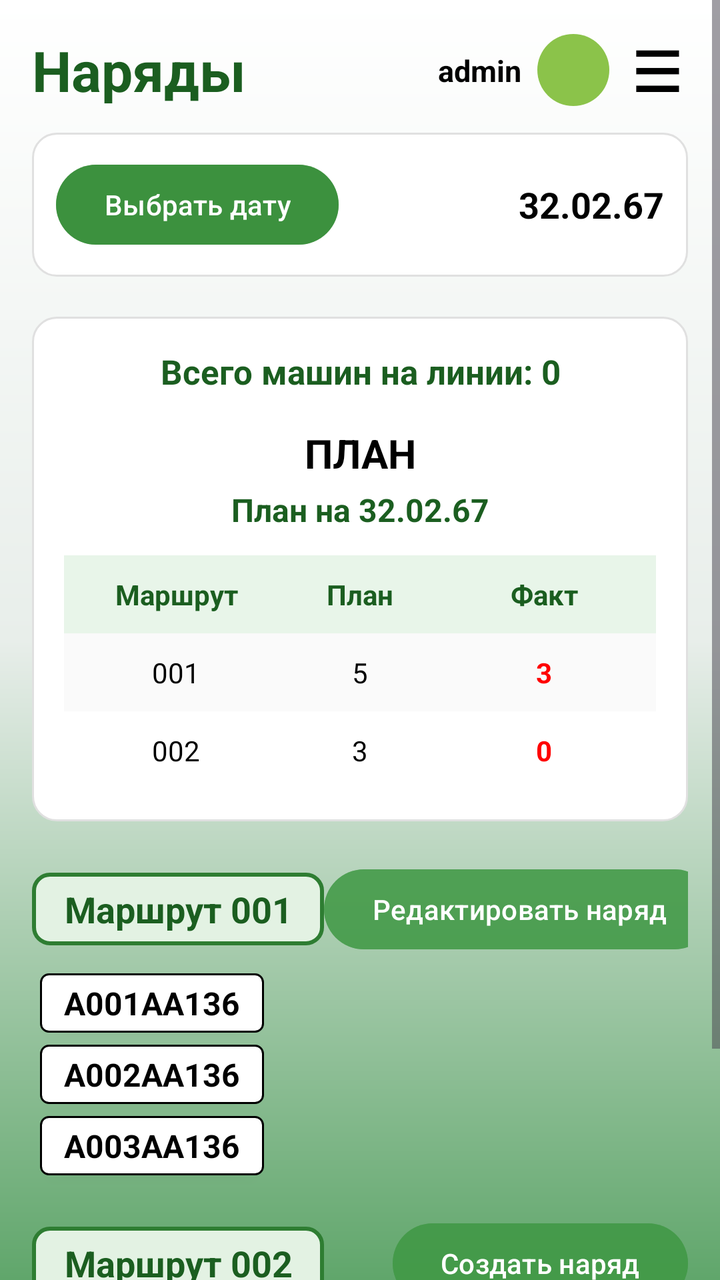
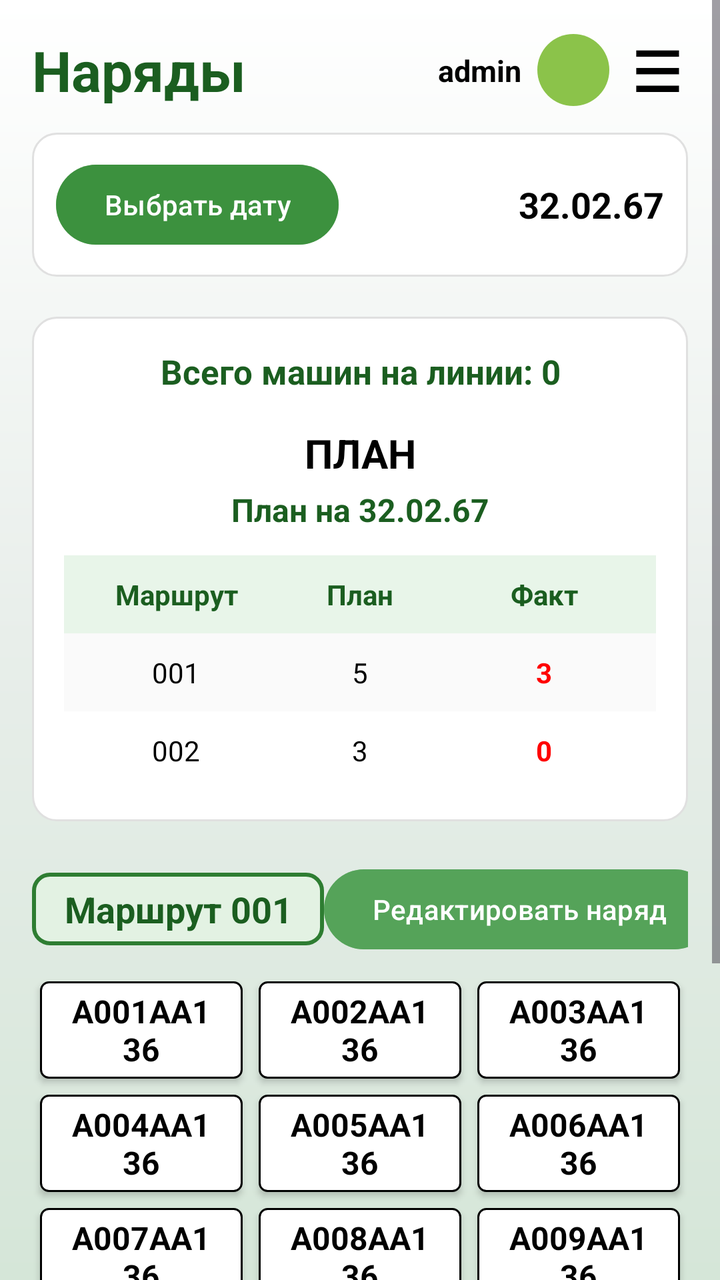

An Android layout rendered at two revisions. The XML below is the earlier revision; the diff shows what the commit changed to produce the second picture.
<!-- AndroidManifest.xml: application theme Theme.Eogppnaumchenko -->
<!-- res/layout/activity_main.xml -->
<?xml version="1.0" encoding="utf-8"?>
<ScrollView xmlns:android="http://schemas.android.com/apk/res/android"
    android:layout_width="match_parent"
    android:layout_height="match_parent"
    android:background="@drawable/bg_gradient"
    android:fillViewport="true">

    <LinearLayout
        android:layout_width="match_parent"
        android:layout_height="wrap_content"
        android:orientation="vertical"
        android:padding="16dp">



        <LinearLayout
            android:layout_width="match_parent"
            android:layout_height="wrap_content"
            android:orientation="horizontal"
            android:gravity="center_vertical"
            android:paddingBottom="12dp">

            <TextView
                android:layout_width="0dp"
                android:layout_height="wrap_content"
                android:layout_weight="1"
                android:text="Наряды"
                android:textSize="28sp"
                android:textStyle="bold"
                android:textColor="#1B5E20" />

            <TextView
                android:layout_width="wrap_content"
                android:layout_height="wrap_content"
                android:text="admin"
                android:textSize="15sp"
                android:textStyle="bold"
                android:textColor="#000000"
                android:layout_marginEnd="8dp" />

            <View
                android:layout_width="36dp"
                android:layout_height="36dp"
                android:background="@drawable/avatar_circle"
                android:layout_marginEnd="8dp" />

            <TextView
                android:layout_width="wrap_content"
                android:layout_height="wrap_content"
                android:text="☰"
                android:textSize="28sp"
                android:textStyle="bold"
                android:textColor="#000000"
                android:paddingHorizontal="4dp" />

        </LinearLayout>

        <LinearLayout
            android:layout_width="match_parent"
            android:layout_height="wrap_content"
            android:orientation="horizontal"
            android:gravity="center_vertical"
            android:background="@drawable/card_bg"
            android:padding="12dp">

            <Button
                android:id="@+id/btnPickDate"
                android:layout_width="wrap_content"
                android:layout_height="wrap_content"
                android:backgroundTint="#A11F8121"
                android:textColor="#FFFFFF"
                android:text="Выбрать дату" />

            <TextView
                android:id="@+id/tvSelectedDate"
                android:layout_width="0dp"
                android:layout_weight="1"
                android:layout_height="wrap_content"
                android:layout_marginStart="12dp"
                android:text="32.02.67"
                android:textSize="18sp"
                android:textStyle="bold"
                android:gravity="end"
                android:textColor="#000000" />

        </LinearLayout>

        <LinearLayout
            android:layout_width="match_parent"
            android:layout_height="wrap_content"
            android:orientation="vertical"
            android:layout_marginTop="20dp"
            android:background="@drawable/card_bg"
            android:padding="16dp">

            <TextView
                android:layout_width="match_parent"
                android:layout_height="wrap_content"
                android:text="Всего машин на линии: 0"
                android:textSize="17sp"
                android:textStyle="bold"
                android:gravity="center"
                android:textColor="#1B5E20" />

            <TextView
                android:layout_width="match_parent"
                android:layout_height="wrap_content"
                android:layout_marginTop="16dp"
                android:text="ПЛАН"
                android:textSize="20sp"
                android:textStyle="bold"
                android:gravity="center"
                android:textColor="#000000" />

            <TextView
                android:layout_width="match_parent"
                android:layout_height="wrap_content"
                android:layout_marginTop="4dp"
                android:text="План на 32.02.67"
                android:textSize="16sp"
                android:textStyle="bold"
                android:gravity="center"
                android:textColor="#1B5E20" />

            <TableLayout
                android:layout_width="match_parent"
                android:layout_height="wrap_content"
                android:layout_marginTop="12dp"
                android:stretchColumns="*">

                <TableRow
                    android:background="#E8F5E9"
                    android:padding="10dp">

                    <TextView
                        android:layout_width="0dp"
                        android:layout_weight="1"
                        android:text="Маршрут"
                        android:textStyle="bold"
                        android:textColor="#1B5E20"
                        android:gravity="center" />

                    <TextView
                        android:layout_width="0dp"
                        android:layout_weight="1"
                        android:text="План"
                        android:textStyle="bold"
                        android:textColor="#1B5E20"
                        android:gravity="center" />

                    <TextView
                        android:layout_width="0dp"
                        android:layout_weight="1"
                        android:text="Факт"
                        android:textStyle="bold"
                        android:textColor="#1B5E20"
                        android:gravity="center" />
                </TableRow>

                <TableRow
                    android:padding="10dp"
                    android:background="#FAFAFA">
                    <TextView
                        android:layout_width="0dp"
                        android:layout_weight="1"
                        android:text="001"
                        android:gravity="center"
                        android:textColor="#000000" />
                    <TextView
                        android:layout_width="0dp"
                        android:layout_weight="1"
                        android:text="5"
                        android:gravity="center"
                        android:textColor="#000000" />
                    <TextView
                        android:layout_width="0dp"
                        android:layout_weight="1"
                        android:text="3"
                        android:gravity="center"
                        android:textColor="#FF0000"
                        android:textStyle="bold" />
                </TableRow>

                <TableRow
                    android:padding="10dp"
                    android:background="#FFFFFF">
                    <TextView
                        android:layout_width="0dp"
                        android:layout_weight="1"
                        android:text="002"
                        android:gravity="center"
                        android:textColor="#000000" />
                    <TextView
                        android:layout_width="0dp"
                        android:layout_weight="1"
                        android:text="3"
                        android:gravity="center"
                        android:textColor="#000000" />
                    <TextView
                        android:layout_width="0dp"
                        android:layout_weight="1"
                        android:text="0"
                        android:gravity="center"
                        android:textColor="#FF0000"
                        android:textStyle="bold" />
                </TableRow>

            </TableLayout>

        </LinearLayout>

        <LinearLayout
            android:layout_width="match_parent"
            android:layout_height="wrap_content"
            android:layout_marginTop="20dp"
            android:orientation="horizontal"
            android:gravity="center_vertical">

            <TextView
                android:layout_width="wrap_content"
                android:layout_height="wrap_content"
                android:text="Маршрут 001"
                android:textSize="18sp"
                android:textStyle="bold"
                android:textColor="#1B5E20"
                android:paddingHorizontal="16dp"
                android:paddingVertical="6dp"
                android:gravity="center"
                android:background="@drawable/route_badge_bg" />

            <Space
                android:layout_width="0dp"
                android:layout_height="1dp"
                android:layout_weight="1" />

            <Button
                android:layout_width="wrap_content"
                android:layout_height="wrap_content"
                android:backgroundTint="#A1409944"
                android:textColor="#FFFFFF"
                android:text="Редактировать наряд" />

        </LinearLayout>

        <TextView
            android:layout_width="wrap_content"
            android:layout_height="wrap_content"
            android:layout_marginTop="8dp"
            android:text="А001АА136"
            android:textSize="16sp"
            android:textStyle="bold"
            android:textColor="#000000"
            android:paddingHorizontal="12dp"
            android:paddingVertical="4dp"
            android:background="@drawable/plate_bg"
            android:elevation="2dp"
            android:layout_marginStart="4dp" />

        <TextView
            android:layout_width="wrap_content"
            android:layout_height="wrap_content"
            android:layout_marginTop="6dp"
            android:text="А002АА136"
            android:textSize="16sp"
            android:textStyle="bold"
            android:textColor="#000000"
            android:paddingHorizontal="12dp"
            android:paddingVertical="4dp"
            android:background="@drawable/plate_bg"
            android:elevation="2dp"
            android:layout_marginStart="4dp" />

        <TextView
            android:layout_width="wrap_content"
            android:layout_height="wrap_content"
            android:layout_marginTop="6dp"
            android:text="А003АА136"
            android:textSize="16sp"
            android:textStyle="bold"
            android:textColor="#000000"
            android:paddingHorizontal="12dp"
            android:paddingVertical="4dp"
            android:background="@drawable/plate_bg"
            android:elevation="2dp"
            android:layout_marginStart="4dp" />

        <LinearLayout
            android:layout_width="match_parent"
            android:layout_height="wrap_content"
            android:layout_marginTop="20dp"
            android:orientation="vertical">

            <LinearLayout
                android:layout_width="match_parent"
                android:layout_height="wrap_content"
                android:orientation="horizontal"
                android:gravity="center_vertical">

                <TextView
                    android:layout_width="wrap_content"
                    android:layout_height="wrap_content"
                    android:text="Маршрут 002"
                    android:textSize="18sp"
                    android:textStyle="bold"
                    android:textColor="#1B5E20"
                    android:paddingHorizontal="16dp"
                    android:paddingVertical="6dp"
                    android:gravity="center"
                    android:background="@drawable/route_badge_bg" />

                <Space
                    android:layout_width="0dp"
                    android:layout_height="1dp"
                    android:layout_weight="1" />

                <Button
                    android:layout_width="wrap_content"
                    android:layout_height="wrap_content"
                    android:backgroundTint="#A1409944"
                    android:textColor="#FFFFFF"
                    android:text="Создать наряд" />

            </LinearLayout>

            <TextView
                android:layout_width="match_parent"
                android:layout_height="wrap_content"
                android:layout_marginTop="12dp"
                android:text="Нет наряда"
                android:textSize="16sp"
                android:textStyle="italic"
                android:gravity="center"
                android:textColor="#757575" />

        </LinearLayout>

        <LinearLayout
            android:layout_width="match_parent"
            android:layout_height="wrap_content"
            android:layout_marginTop="20dp"
            android:layout_marginBottom="8dp"
            android:orientation="horizontal">

            <Button
                android:layout_width="0dp"
                android:layout_height="wrap_content"
                android:layout_weight="1"
                android:backgroundTint="#757575"
                android:textColor="#FFFFFF"
                android:text="На главную" />

            <Space
                android:layout_width="12dp"
                android:layout_height="1dp" />

            <Button
                android:layout_width="0dp"
                android:layout_height="wrap_content"
                android:layout_weight="1"
                android:backgroundTint="#2E7D32"
                android:textColor="#FFFFFF"
                android:text="Карта" />

        </LinearLayout>

    </LinearLayout>



</ScrollView>
<!-- resources referenced by this layout -->
<resources>
  <!-- drawable avatar_circle (drawable) -->
  <?xml version="1.0" encoding="utf-8"?>
  <shape xmlns:android="http://schemas.android.com/apk/res/android"
      android:shape="oval">
      <solid android:color="#8BC34A" />
  </shape>
  <!-- drawable bg_gradient (drawable) -->
  <?xml version="1.0" encoding="utf-8"?>
  <shape xmlns:android="http://schemas.android.com/apk/res/android"
      android:shape="rectangle">
  
      <gradient
          android:angle="270"
          android:startColor="#FFFFFF"
          android:centerColor="#E8EEEA"
          android:endColor="#60A66B"
          android:type="linear" />
  
  </shape>
  <!-- drawable card_bg (drawable) -->
  <?xml version="1.0" encoding="utf-8"?>
  <shape xmlns:android="http://schemas.android.com/apk/res/android"
      android:shape="rectangle">
      <solid android:color="#FFFFFF" />
      <corners android:radius="12dp" />
      <stroke android:width="1dp" android:color="#E0E0E0" />
  </shape>
  <!-- drawable plate_bg (drawable) -->
  <?xml version="1.0" encoding="utf-8"?>
  <shape xmlns:android="http://schemas.android.com/apk/res/android"
      android:shape="rectangle">
      <solid android:color="#FFFFFF" />
      <stroke
          android:width="1dp"
          android:color="#000000" />
      <corners android:radius="4dp" />
  </shape>
  <!-- drawable route_badge_bg (drawable) -->
  <?xml version="1.0" encoding="utf-8"?>
  <shape xmlns:android="http://schemas.android.com/apk/res/android"
      android:shape="rectangle">
      <solid android:color="#E3F2E3" />
      <stroke
          android:width="2dp"
          android:color="#2E7D32" />
      <corners android:radius="8dp" />
  </shape>
  <style name="Theme.Eogppnaumchenko" parent="Base.Theme.Eogppnaumchenko" />
  <style name="Base.Theme.Eogppnaumchenko" parent="Theme.Material3.DayNight.NoActionBar">
          
          
      </style>
</resources>

<!-- the commit's change to res/layout/activity_main.xml (unified diff, before → after) -->
@@ -242,47 +242,150 @@
 
         </LinearLayout>
 
-        <TextView
-            android:layout_width="wrap_content"
+        <GridLayout
+            android:layout_width="match_parent"
             android:layout_height="wrap_content"
             android:layout_marginTop="8dp"
-            android:text="А001АА136"
-            android:textSize="16sp"
-            android:textStyle="bold"
-            android:textColor="#000000"
-            android:paddingHorizontal="12dp"
-            android:paddingVertical="4dp"
-            android:background="@drawable/plate_bg"
-            android:elevation="2dp"
-            android:layout_marginStart="4dp" />
-
-        <TextView
-            android:layout_width="wrap_content"
-            android:layout_height="wrap_content"
-            android:layout_marginTop="6dp"
-            android:text="А002АА136"
-            android:textSize="16sp"
-            android:textStyle="bold"
-            android:textColor="#000000"
-            android:paddingHorizontal="12dp"
-            android:paddingVertical="4dp"
-            android:background="@drawable/plate_bg"
-            android:elevation="2dp"
-            android:layout_marginStart="4dp" />
-
-        <TextView
-            android:layout_width="wrap_content"
-            android:layout_height="wrap_content"
-            android:layout_marginTop="6dp"
-            android:text="А003АА136"
-            android:textSize="16sp"
-            android:textStyle="bold"
-            android:textColor="#000000"
-            android:paddingHorizontal="12dp"
-            android:paddingVertical="4dp"
-            android:background="@drawable/plate_bg"
-            android:elevation="2dp"
-            android:layout_marginStart="4dp" />
+            android:columnCount="3"
+            android:alignmentMode="alignMargins"
+            android:useDefaultMargins="true">
+
+            <TextView
+                android:layout_width="0dp"
+                android:layout_height="wrap_content"
+                android:layout_columnWeight="1"
+                android:text="А001АА136"
+                android:textSize="16sp"
+                android:textStyle="bold"
+                android:textColor="#000000"
+                android:paddingHorizontal="12dp"
+                android:paddingVertical="4dp"
+                android:gravity="center"
+                android:background="@drawable/plate_bg"
+                android:elevation="2dp"
+                android:layout_margin="4dp" />
+
+            <TextView
+                android:layout_width="0dp"
+                android:layout_height="wrap_content"
+                android:layout_columnWeight="1"
+                android:text="А002АА136"
+                android:textSize="16sp"
+                android:textStyle="bold"
+                android:textColor="#000000"
+                android:paddingHorizontal="12dp"
+                android:paddingVertical="4dp"
+                android:gravity="center"
+                android:background="@drawable/plate_bg"
+                android:elevation="2dp"
+                android:layout_margin="4dp" />
+
+            <TextView
+                android:layout_width="0dp"
+                android:layout_height="wrap_content"
+                android:layout_columnWeight="1"
+                android:text="А003АА136"
+                android:textSize="16sp"
+                android:textStyle="bold"
+                android:textColor="#000000"
+                android:paddingHorizontal="12dp"
+                android:paddingVertical="4dp"
+                android:gravity="center"
+                android:background="@drawable/plate_bg"
+                android:elevation="2dp"
+                android:layout_margin="4dp" />
+
+            <TextView
+                android:layout_width="0dp"
+                android:layout_height="wrap_content"
+                android:layout_columnWeight="1"
+                android:text="А004АА136"
+                android:textSize="16sp"
+                android:textStyle="bold"
+                android:textColor="#000000"
+                android:paddingHorizontal="12dp"
+                android:paddingVertical="4dp"
+                android:gravity="center"
+                android:background="@drawable/plate_bg"
+                android:elevation="2dp"
+                android:layout_margin="4dp" />
+
+            <TextView
+                android:layout_width="0dp"
+                android:layout_height="wrap_content"
+                android:layout_columnWeight="1"
+                android:text="А005АА136"
+                android:textSize="16sp"
+                android:textStyle="bold"
+                android:textColor="#000000"
+                android:paddingHorizontal="12dp"
+                android:paddingVertical="4dp"
+                android:gravity="center"
+                android:background="@drawable/plate_bg"
+                android:elevation="2dp"
+                android:layout_margin="4dp" />
+
+            <TextView
+                android:layout_width="0dp"
+                android:layout_height="wrap_content"
+                android:layout_columnWeight="1"
+                android:text="А006АА136"
+                android:textSize="16sp"
+                android:textStyle="bold"
+                android:textColor="#000000"
+                android:paddingHorizontal="12dp"
+                android:paddingVertical="4dp"
+                android:gravity="center"
+                android:background="@drawable/plate_bg"
+                android:elevation="2dp"
+                android:layout_margin="4dp" />
+
+            <TextView
+                android:layout_width="0dp"
+                android:layout_height="wrap_content"
+                android:layout_columnWeight="1"
+                android:text="А007АА136"
+                android:textSize="16sp"
+                android:textStyle="bold"
+                android:textColor="#000000"
+                android:paddingHorizontal="12dp"
+                android:paddingVertical="4dp"
+                android:gravity="center"
+                android:background="@drawable/plate_bg"
+                android:elevation="2dp"
+                android:layout_margin="4dp" />
+
+            <TextView
+                android:layout_width="0dp"
+                android:layout_height="wrap_content"
+                android:layout_columnWeight="1"
+                android:text="А008АА136"
+                android:textSize="16sp"
+                android:textStyle="bold"
+                android:textColor="#000000"
+                android:paddingHorizontal="12dp"
+                android:paddingVertical="4dp"
+                android:gravity="center"
+                android:background="@drawable/plate_bg"
+                android:elevation="2dp"
+                android:layout_margin="4dp" />
+
+            <TextView
+                android:layout_width="0dp"
+                android:layout_height="wrap_content"
+                android:layout_columnWeight="1"
+                android:text="А009АА136"
+                android:textSize="16sp"
+                android:textStyle="bold"
+                android:textColor="#000000"
+                android:paddingHorizontal="12dp"
+                android:paddingVertical="4dp"
+                android:gravity="center"
+                android:background="@drawable/plate_bg"
+                android:elevation="2dp"
+                android:layout_margin="4dp" />
+
+        </GridLayout>
 
         <LinearLayout
             android:layout_width="match_parent"
<!-- resource entries referenced after the edit -->
@@ -15,7 +15,7 @@
           android:angle="270"
           android:startColor="#FFFFFF"
           android:centerColor="#E8EEEA"
-          android:endColor="#60A66B"
+          android:endColor="#D5E6D8"
           android:type="linear" />
   
   </shape>
